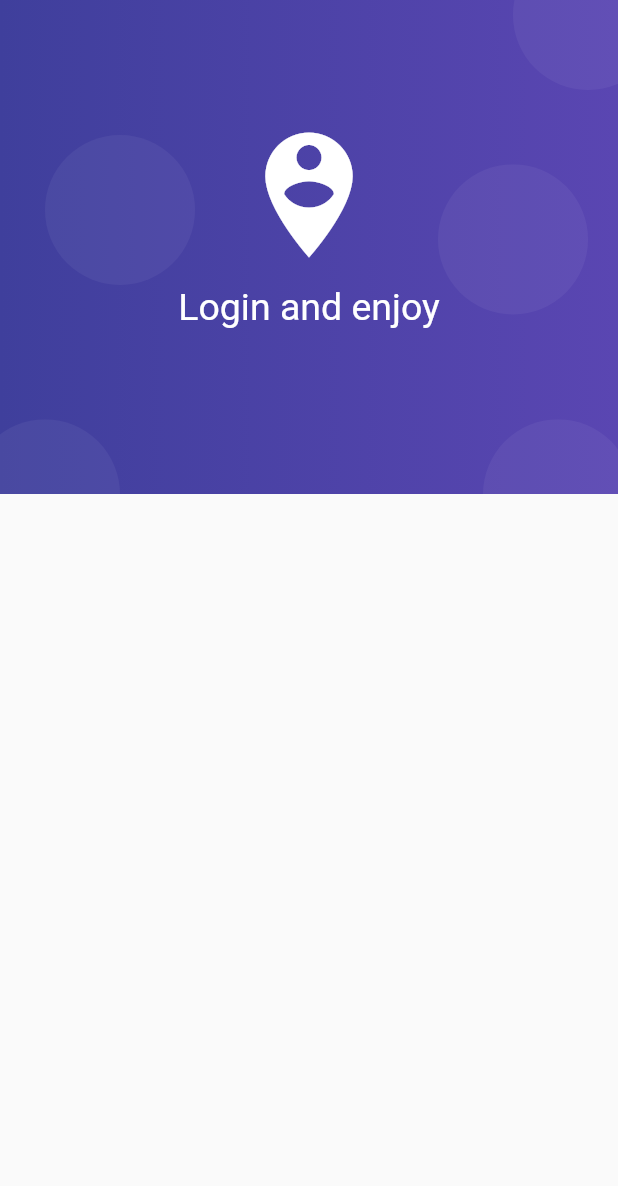
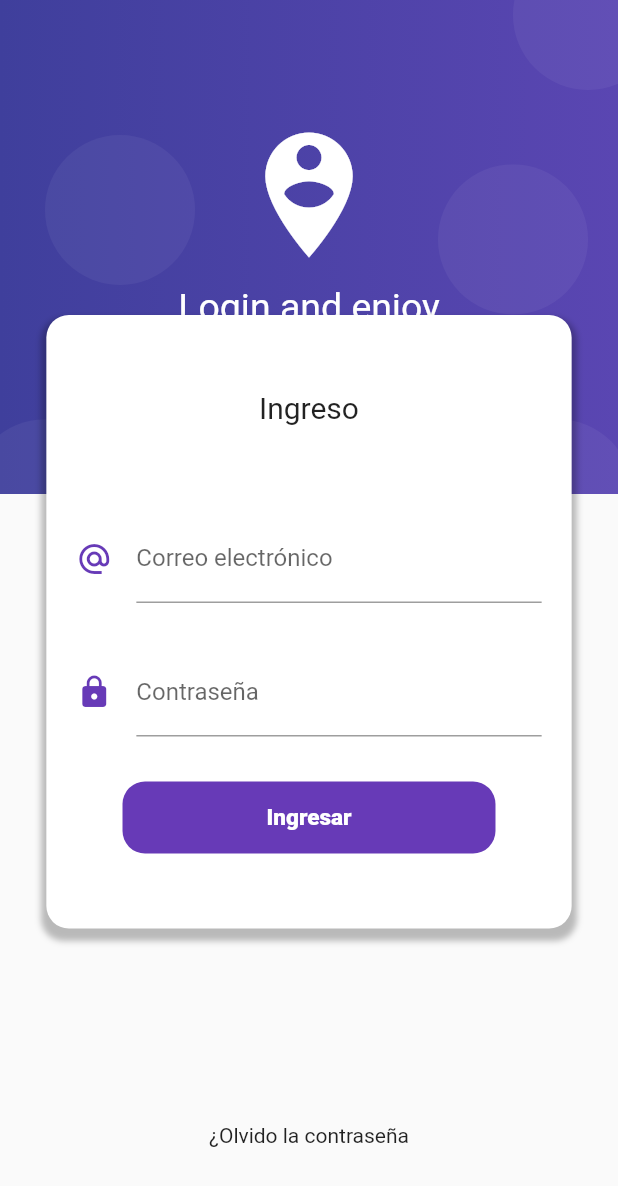
Before and after one commit to cesaroer/form_validation, a Flutter app: the screen it shows after launch, on a phone screen of 412 x 824 dp. Shown: the top 1186 px of the screen. Run offline on Flutter 3.47's test engine with Material 2 defaults, Android fonts, the phone set to English and light mode, and no system bars.

Commit message:
Login design added with textinputs and button

```diff
--- a/lib/src/pages/login_page.dart
+++ b/lib/src/pages/login_page.dart
@@ -7,6 +7,7 @@ class LoginPage extends StatelessWidget {
       body: Stack(
         children: [
           crearFondo(context),
+          _loginForm(context),
         ],
       ),
     );
@@ -69,4 +70,96 @@ class LoginPage extends StatelessWidget {
       ],
     );
   }
+
+  Widget _loginForm(BuildContext context) {
+    final size = MediaQuery.of(context).size;
+
+    return SingleChildScrollView(
+      child: Column(
+        children: [
+          SafeArea(
+            child: Container(
+              height: 180.0,
+            ),
+          ),
+          Container(
+            width: size.width * 0.85,
+            padding: EdgeInsets.symmetric(vertical: 50.0),
+            margin: EdgeInsets.symmetric(vertical: 30.0),
+            decoration: BoxDecoration(
+              color: Colors.white,
+              borderRadius: BorderRadius.circular(15.0),
+              boxShadow: [
+                BoxShadow(
+                    color: Colors.black26,
+                    blurRadius: 3.0,
+                    offset: Offset(0.0, 5.0),
+                    spreadRadius: 3.0),
+              ],
+            ),
+            child: Column(
+              children: [
+                Text("Ingreso", style: TextStyle(fontSize: 20.0)),
+                SizedBox(height: 60.0),
+                crearEmail(),
+                SizedBox(height: 30.0),
+                crearPassword(),
+                SizedBox(height: 30.0),
+                crearBoton(),
+              ],
+            ),
+          ),
+          SizedBox(height: 100.0),
+          Text("¿Olvido la contraseña"),
+          SizedBox(height: 100.0),
+        ],
+      ),
+    );
+  }
+
+  Widget crearEmail() {
+    return Container(
+      padding: EdgeInsets.symmetric(horizontal: 20.0),
+      child: TextField(
+        keyboardType: TextInputType.emailAddress,
+        decoration: InputDecoration(
+          icon: Icon(Icons.alternate_email, color: Colors.deepPurple),
+          hintText: "ejemplo@correo.com",
+          labelText: "Correo electrónico",
+        ),
+      ),
+    );
+  }
+
+  Widget crearPassword() {
+    return Container(
+      padding: EdgeInsets.symmetric(horizontal: 20.0),
+      child: TextField(
+        obscureText: true,
+        decoration: InputDecoration(
+          icon: Icon(Icons.lock, color: Colors.deepPurple),
+          labelText: "Contraseña",
+        ),
+      ),
+    );
+  }
+
+  Widget crearBoton() {
+    return RaisedButton(
+      child: Container(
+        padding: EdgeInsets.symmetric(horizontal: 80.0, vertical: 15.0),
+        child: Text(
+          "Ingresar",
+          style: TextStyle(fontSize: 15.0, fontWeight: FontWeight.w800),
+        ),
+      ),
+      shape: RoundedRectangleBorder(
+        borderRadius: BorderRadius.circular(15.0),
+      ),
+      elevation: 0.0,
+      color: Colors.deepPurple,
+      textColor: Colors.white,
+      onPressed: () {},
+    );
+  }
 }
```
